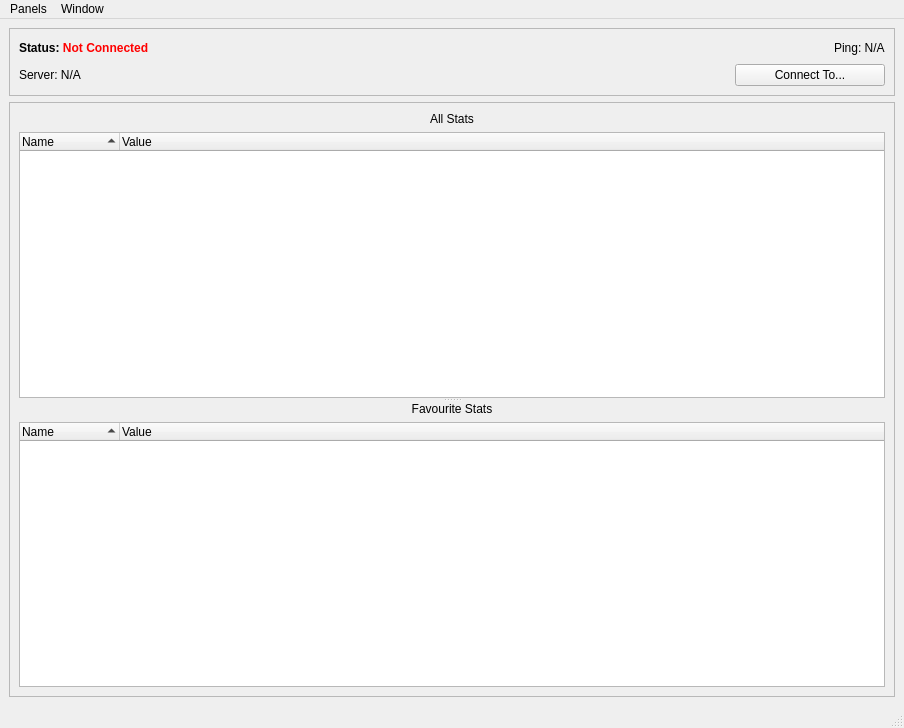
This is Code/Tools/Inspector/MainWindow.ui in ezEngine/ezEngine as Qt 5 draws it before an edit. The edited form follows.
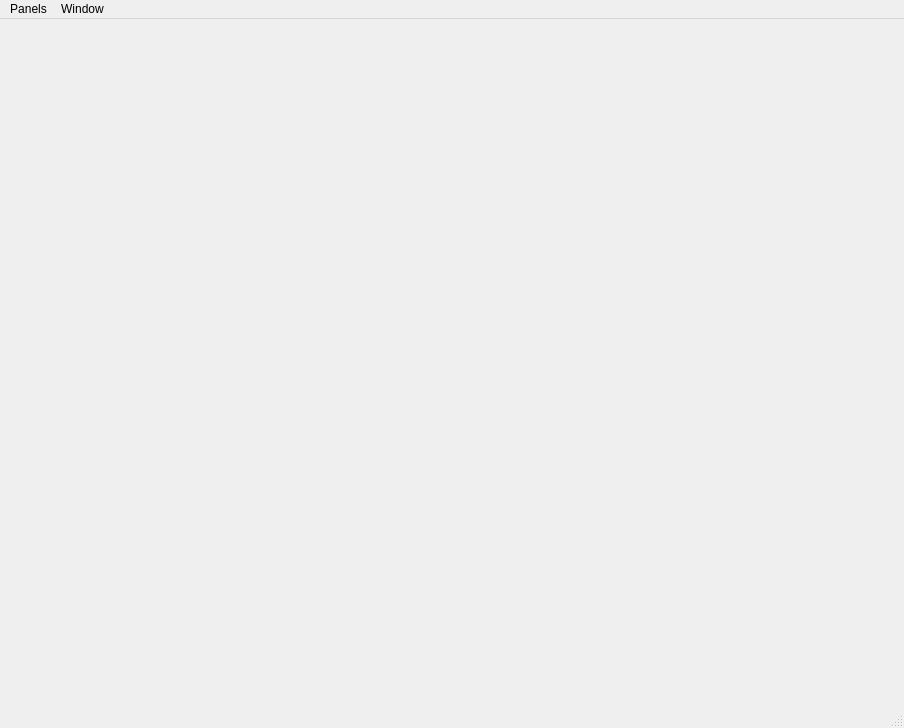
This is the edited form. Icons and pictures are not drawn.

The edit to the form file:
```diff
--- a/Code/Tools/Inspector/MainWindow.ui
+++ b/Code/Tools/Inspector/MainWindow.ui
@@ -33,196 +33,7 @@
      <height>1</height>
     </size>
    </property>
-   <layout class="QVBoxLayout" name="verticalLayout_4">
-    <item>
-     <widget class="QFrame" name="frame_2">
-      <property name="frameShape">
-       <enum>QFrame::StyledPanel</enum>
-      </property>
-      <property name="frameShadow">
-       <enum>QFrame::Plain</enum>
-      </property>
-      <layout class="QVBoxLayout" name="verticalLayout_3">
-       <item>
-        <layout class="QHBoxLayout" name="horizontalLayout_3">
-         <item>
-          <widget class="QLabel" name="LabelStatus">
-           <property name="text">
-            <string>&lt;html&gt;&lt;head/&gt;&lt;body&gt;&lt;p&gt;&lt;span style=&quot; font-weight:600;&quot;&gt;Status: &lt;/span&gt;&lt;span style=&quot; font-weight:600; color:#ff0000;&quot;&gt;Not Connected&lt;/span&gt;&lt;/p&gt;&lt;/body&gt;&lt;/html&gt;</string>
-           </property>
-          </widget>
-         </item>
-         <item>
-          <spacer name="horizontalSpacer">
-           <property name="orientation">
-            <enum>Qt::Horizontal</enum>
-           </property>
-           <property name="sizeHint" stdset="0">
-            <size>
-             <width>40</width>
-             <height>20</height>
-            </size>
-           </property>
-          </spacer>
-         </item>
-         <item>
-          <widget class="QLabel" name="LabelPing">
-           <property name="text">
-            <string>&lt;html&gt;&lt;head/&gt;&lt;body&gt;&lt;p&gt;Ping: N/A&lt;/p&gt;&lt;/body&gt;&lt;/html&gt;</string>
-           </property>
-          </widget>
-         </item>
-        </layout>
-       </item>
-       <item>
-        <layout class="QHBoxLayout" name="horizontalLayout_4">
-         <item>
-          <widget class="QLabel" name="LabelServer">
-           <property name="text">
-            <string>&lt;html&gt;&lt;head/&gt;&lt;body&gt;&lt;p&gt;Server: N/A&lt;/p&gt;&lt;/body&gt;&lt;/html&gt;</string>
-           </property>
-          </widget>
-         </item>
-         <item>
-          <widget class="QPushButton" name="ButtonConnect">
-           <property name="sizePolicy">
-            <sizepolicy hsizetype="Maximum" vsizetype="Fixed">
-             <horstretch>0</horstretch>
-             <verstretch>0</verstretch>
-            </sizepolicy>
-           </property>
-           <property name="minimumSize">
-            <size>
-             <width>150</width>
-             <height>0</height>
-            </size>
-           </property>
-           <property name="text">
-            <string>Connect To...</string>
-           </property>
-           <property name="icon">
-            <iconset resource="resources.qrc">
-             <normaloff>:/Icons/Icons/Server.png</normaloff>:/Icons/Icons/Server.png</iconset>
-           </property>
-          </widget>
-         </item>
-        </layout>
-       </item>
-      </layout>
-     </widget>
-    </item>
-    <item>
-     <widget class="QFrame" name="frame">
-      <property name="frameShape">
-       <enum>QFrame::StyledPanel</enum>
-      </property>
-      <property name="frameShadow">
-       <enum>QFrame::Plain</enum>
-      </property>
-      <layout class="QHBoxLayout" name="horizontalLayout_2">
-       <item>
-        <widget class="QSplitter" name="splitter">
-         <property name="orientation">
-          <enum>Qt::Vertical</enum>
-         </property>
-         <widget class="QWidget" name="layoutWidget">
-          <layout class="QVBoxLayout" name="verticalLayout_2">
-           <item>
-            <widget class="QLabel" name="label_2">
-             <property name="text">
-              <string>All Stats</string>
-             </property>
-             <property name="alignment">
-              <set>Qt::AlignCenter</set>
-             </property>
-            </widget>
-           </item>
-           <item>
-            <widget class="QTreeWidget" name="TreeStats">
-             <property name="editTriggers">
-              <set>QAbstractItemView::NoEditTriggers</set>
-             </property>
-             <property name="verticalScrollMode">
-              <enum>QAbstractItemView::ScrollPerPixel</enum>
-             </property>
-             <property name="uniformRowHeights">
-              <bool>true</bool>
-             </property>
-             <property name="sortingEnabled">
-              <bool>true</bool>
-             </property>
-             <property name="columnCount">
-              <number>2</number>
-             </property>
-             <attribute name="headerMinimumSectionSize">
-              <number>100</number>
-             </attribute>
-             <column>
-              <property name="text">
-               <string>Name</string>
-              </property>
-             </column>
-             <column>
-              <property name="text">
-               <string>Value</string>
-              </property>
-             </column>
-            </widget>
-           </item>
-          </layout>
-         </widget>
-         <widget class="QWidget" name="layoutWidget_2">
-          <layout class="QVBoxLayout" name="verticalLayout">
-           <item>
-            <widget class="QLabel" name="label">
-             <property name="text">
-              <string>Favourite Stats</string>
-             </property>
-             <property name="alignment">
-              <set>Qt::AlignCenter</set>
-             </property>
-            </widget>
-           </item>
-           <item>
-            <widget class="QTreeWidget" name="TreeFavourites">
-             <property name="editTriggers">
-              <set>QAbstractItemView::NoEditTriggers</set>
-             </property>
-             <property name="verticalScrollMode">
-              <enum>QAbstractItemView::ScrollPerPixel</enum>
-             </property>
-             <property name="uniformRowHeights">
-              <bool>true</bool>
-             </property>
-             <property name="sortingEnabled">
-              <bool>true</bool>
-             </property>
-             <property name="columnCount">
-              <number>2</number>
-             </property>
-             <attribute name="headerMinimumSectionSize">
-              <number>100</number>
-             </attribute>
-             <column>
-              <property name="text">
-               <string>Name</string>
-              </property>
-             </column>
-             <column>
-              <property name="text">
-               <string>Value</string>
-              </property>
-             </column>
-            </widget>
-           </item>
-          </layout>
-         </widget>
-        </widget>
-       </item>
-      </layout>
-     </widget>
-    </item>
-   </layout>
+   <layout class="QVBoxLayout" name="verticalLayout_4"/>
   </widget>
   <widget class="QStatusBar" name="statusbar"/>
   <widget class="QMenuBar" name="menuBar">
```
Left out of the diff: 2 changed lines with no effect on the pictures.
